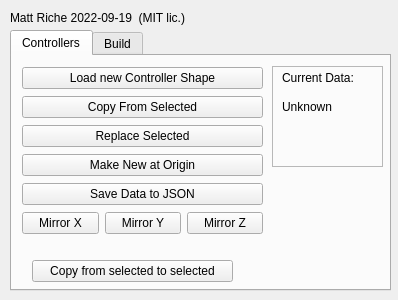
The window that uis/rigid_main.ui (retsyn/rigid3) describes before a commit, drawn with Qt 5.
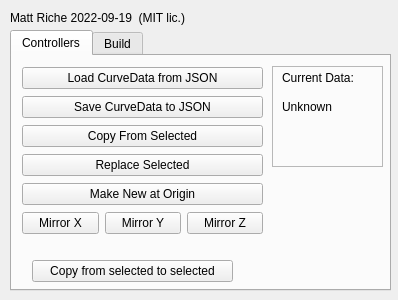
The same window after the commit.

Commit message: Hooked up most of the UI

```diff
--- a/uis/rigid_main.ui
+++ b/uis/rigid_main.ui
@@ -42,7 +42,14 @@
       <item>
        <widget class="QPushButton" name="load_data_button">
         <property name="text">
-         <string>Load new Controller Shape</string>
+         <string>Load CurveData from JSON</string>
+        </property>
+       </widget>
+      </item>
+      <item>
+       <widget class="QPushButton" name="save_data_button">
+        <property name="text">
+         <string>Save CurveData to JSON</string>
         </property>
        </widget>
       </item>
@@ -67,13 +74,6 @@
         </property>
        </widget>
       </item>
-      <item>
-       <widget class="QPushButton" name="save_json_button">
-        <property name="text">
-         <string>Save Data to JSON</string>
-        </property>
-       </widget>
-      </item>
       <item>
        <layout class="QHBoxLayout" name="horizontalLayout">
         <item>
```
Left out of the diff: 2 changed lines with no effect on the pictures. The commit also changes 2 other files.
